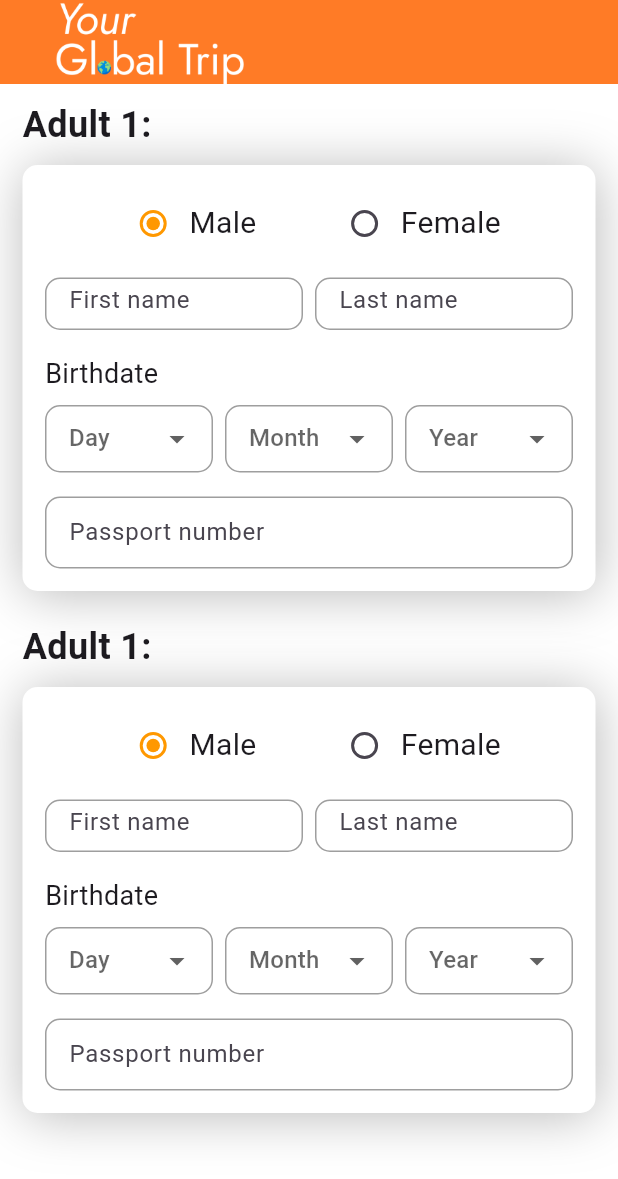
After one commit to HamzaElshennawy/your_global_trip, a Flutter app: the TripDetailsPage screen opened directly, after a tap on "Next", on a phone screen of 412 x 824 dp. The commit adds this screen. Shown: the top 1179 px of the screen. Run offline on Flutter 3.47's test engine with Material 3 defaults, Android fonts, the light colour scheme and no system bars; network calls fail.

Commit message:
Add AdultDetailsPage and UserForm components; implement navigation from TripDetailsPage

```diff
--- /dev/null
+++ b/lib/pages/adult_details_page.dart
@@ -0,0 +1,57 @@
+import 'package:flutter/material.dart';
+import 'package:your_global_trip/tiles/custom_appbar.dart';
+import 'package:your_global_trip/tiles/user_form.dart';
+
+class AdultDetailsPage extends StatefulWidget {
+  const AdultDetailsPage({super.key});
+
+  @override
+  State<AdultDetailsPage> createState() => _AdultDetailsPageState();
+}
+
+class _AdultDetailsPageState extends State<AdultDetailsPage> {
+  // This page will be changed to [listview.builder]
+
+  @override
+  Widget build(BuildContext context) {
+    return Scaffold(
+      appBar: CustomAppBar(
+        logoEnabled: true,
+      ),
+      backgroundColor: Colors.white,
+      body: Padding(
+        padding: const EdgeInsets.symmetric(horizontal: 15.0, vertical: 10),
+        child: Column(
+          crossAxisAlignment: CrossAxisAlignment.start,
+          children: [
+            Text(
+              "Adult 1:",
+              style: TextStyle(
+                fontSize: 24,
+                fontWeight: FontWeight.bold,
+              ),
+            ),
+            SizedBox(
+              height: 10,
+            ),
+            UserForm(),
+            SizedBox(
+              height: 20,
+            ),
+            Text(
+              "Adult 1:",
+              style: TextStyle(
+                fontSize: 24,
+                fontWeight: FontWeight.bold,
+              ),
+            ),
+            SizedBox(
+              height: 10,
+            ),
+            UserForm(),
+          ],
+        ),
+      ),
+    );
+  }
+}
--- a/lib/pages/trip_details_page.dart
+++ b/lib/pages/trip_details_page.dart
@@ -1,6 +1,7 @@
 import 'dart:collection';
 
 import 'package:flutter/material.dart';
+import 'package:your_global_trip/pages/adult_details_page.dart';
 import 'package:your_global_trip/tiles/custom_appbar.dart';
 
 class TripDetailsPage extends StatefulWidget {
@@ -64,6 +65,46 @@ class TripDetailsPageState extends State<TripDetailsPage> {
         logoEnabled: false,
       ),
       backgroundColor: Colors.white,
+      floatingActionButton: GestureDetector(
+        onTap: () {
+          Navigator.push(
+            context,
+            MaterialPageRoute(
+              builder: (context) => AdultDetailsPage(),
+            ),
+          );
+        },
+        child: Container(
+          width: 150,
+          height: 50,
+          clipBehavior: Clip.hardEdge,
+          decoration: BoxDecoration(
+            borderRadius: BorderRadius.circular(10),
+            color: Colors.orange,
+          ),
+          child: Padding(
+            padding: const EdgeInsets.symmetric(horizontal: 20.0),
+            child: const Row(
+              mainAxisAlignment: MainAxisAlignment.center,
+              mainAxisSize: MainAxisSize.min,
+              children: [
+                Text(
+                  "Next",
+                  style: TextStyle(color: Colors.white, fontSize: 24),
+                ),
+                SizedBox(
+                  width: 10,
+                ),
+                Icon(
+                  Icons.arrow_forward,
+                  size: 24,
+                  color: Colors.white,
+                )
+              ],
+            ),
+          ),
+        ),
+      ),
       body: SingleChildScrollView(
         padding: const EdgeInsets.symmetric(horizontal: 16.0, vertical: 16.0),
         child: Column(
--- /dev/null
+++ b/lib/tiles/user_form.dart
@@ -0,0 +1,193 @@
+import 'package:flutter/material.dart';
+
+class UserForm extends StatefulWidget {
+  const UserForm({super.key});
+
+  @override
+  UserFormState createState() => UserFormState();
+}
+
+class UserFormState extends State<UserForm> {
+  String? _gender = "Male";
+  String? _selectedDay;
+  String? _selectedMonth;
+  String? _selectedYear;
+
+  @override
+  Widget build(BuildContext context) {
+    final screenWidth = MediaQuery.of(context).size.width;
+
+    return Center(
+      // Ensures content is centered
+      child: Container(
+        width: screenWidth - 16,
+        padding: EdgeInsets.all(15),
+        decoration: BoxDecoration(
+          boxShadow: [
+            BoxShadow(
+                color: const Color.fromARGB(70, 0, 0, 0),
+                offset: Offset(1, 2),
+                blurRadius: 30)
+          ],
+          color: Colors.white,
+          borderRadius: BorderRadius.circular(10),
+          border: Border(),
+        ),
+        child: Column(
+          mainAxisSize:
+              MainAxisSize.min, // Allows the column to take only required space
+          crossAxisAlignment: CrossAxisAlignment.start,
+          children: [
+            // Gender Selection
+            Row(
+              mainAxisAlignment: MainAxisAlignment.spaceEvenly,
+              children: [
+                _buildGenderOption("Male"),
+                _buildGenderOption("Female"),
+              ],
+            ),
+            SizedBox(height: 12),
+
+            // Name Fields
+            Row(
+              children: [
+                Expanded(
+                  child: SizedBox(
+                    height: 35,
+                    child: _buildTextField("First name"),
+                  ),
+                ),
+                SizedBox(width: 8),
+                Expanded(
+                  child: SizedBox(
+                    height: 35,
+                    child: _buildTextField("Last name"),
+                  ),
+                ),
+              ],
+            ),
+            SizedBox(height: 16),
+
+            // Birthdate Label
+            Text(
+              "Birthdate",
+              style: TextStyle(fontSize: 18, fontWeight: FontWeight.normal),
+            ),
+            SizedBox(height: 8),
+
+            // Birthdate Dropdowns
+            Row(
+              children: [
+                Expanded(
+                    child: _buildDropdown(
+                        "Day",
+                        _selectedDay,
+                        List.generate(31, (index) => "${index + 1}"),
+                        (value) => setState(() => _selectedDay = value))),
+                SizedBox(width: 8),
+                Expanded(
+                    child: _buildDropdown(
+                        "Month",
+                        _selectedMonth,
+                        [
+                          "Jan",
+                          "Feb",
+                          "Mar",
+                          "Apr",
+                          "May",
+                          "Jun",
+                          "Jul",
+                          "Aug",
+                          "Sep",
+                          "Oct",
+                          "Nov",
+                          "Dec"
+                        ],
+                        (value) => setState(() => _selectedMonth = value))),
+                SizedBox(width: 8),
+                Expanded(
+                    child: _buildDropdown(
+                        "Year",
+                        _selectedYear,
+                        List.generate(
+                            100, (index) => "${DateTime.now().year - index}"),
+                        (value) => setState(() => _selectedYear = value))),
+              ],
+            ),
+            SizedBox(height: 16),
+
+            // Passport Number
+            _buildTextField("Passport number"),
+          ],
+        ),
+      ),
+    );
+  }
+
+  Widget _buildGenderOption(String gender) {
+    return Row(
+      children: [
+        Radio<String>(
+          value: gender,
+          groupValue: _gender,
+          onChanged: (value) => setState(() => _gender = value),
+          activeColor: Colors.orange,
+        ),
+        Text(
+          gender,
+          style: TextStyle(fontSize: 20),
+        ),
+      ],
+    );
+  }
+
+  Widget _buildTextField(String hint) {
+    return TextField(
+      decoration: InputDecoration(
+        hintText: hint,
+        border: OutlineInputBorder(
+          borderRadius: BorderRadius.circular(10),
+        ),
+        contentPadding: EdgeInsets.symmetric(vertical: 10, horizontal: 12),
+        enabledBorder: OutlineInputBorder(
+          borderSide: BorderSide(color: Colors.grey, width: 1),
+          borderRadius: BorderRadius.circular(10),
+        ),
+        focusedBorder: OutlineInputBorder(
+          borderSide: BorderSide(color: Colors.orange, width: 2),
+          borderRadius: BorderRadius.circular(10),
+        ),
+      ),
+      style: TextStyle(fontSize: 16),
+    );
+  }
+
+  Widget _buildDropdown(String hint, String? value, List<String> items,
+      Function(String?) onChanged) {
+    return SizedBox(
+      height: 45, // Ensuring same height as text fields
+      child: DropdownButtonFormField<String>(
+        decoration: InputDecoration(
+          border: OutlineInputBorder(
+            borderRadius: BorderRadius.circular(10),
+          ),
+          contentPadding: EdgeInsets.symmetric(vertical: 10, horizontal: 12),
+          enabledBorder: OutlineInputBorder(
+            borderSide: BorderSide(color: Colors.grey, width: 1),
+            borderRadius: BorderRadius.circular(10),
+          ),
+          focusedBorder: OutlineInputBorder(
+            borderSide: BorderSide(color: Colors.orange, width: 2),
+            borderRadius: BorderRadius.circular(10),
+          ),
+        ),
+        hint: Text(hint),
+        value: value,
+        items: items
+            .map((item) => DropdownMenuItem(value: item, child: Text(item)))
+            .toList(),
+        onChanged: onChanged,
+      ),
+    );
+  }
+}
```
